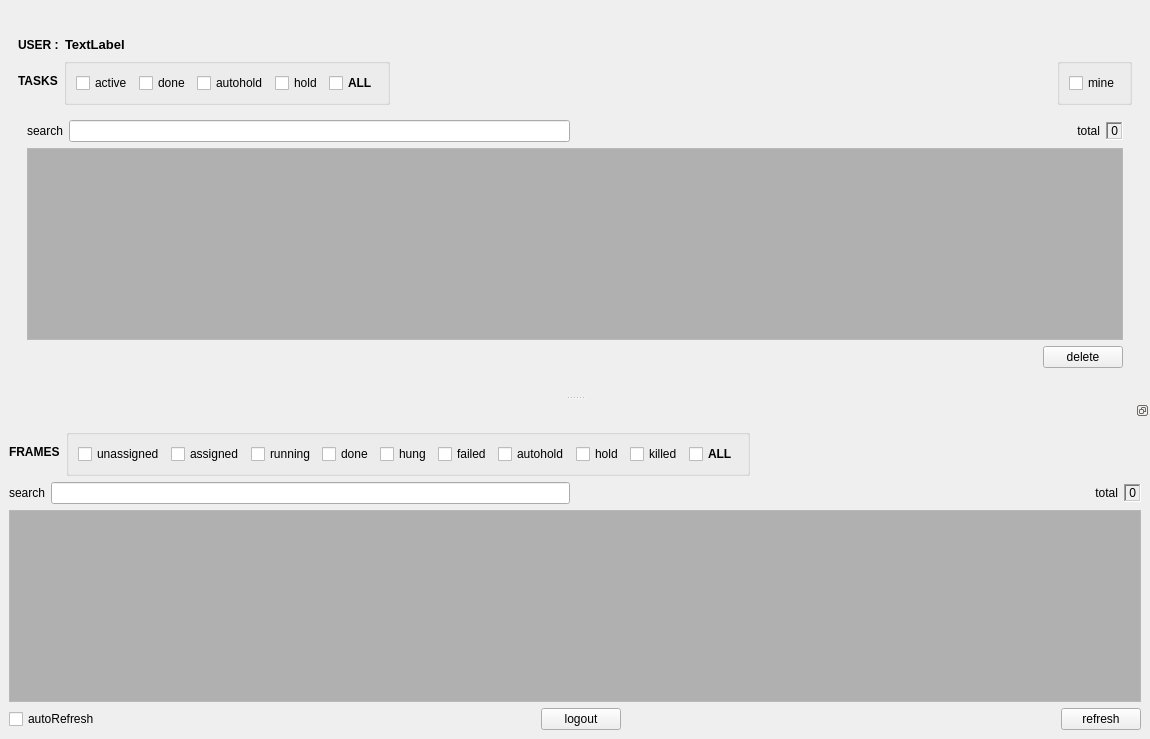
This is rbhusUI/lib/rbhusListMod.ui in aumanimationstudios/rbhus as Qt 5 draws it before an edit. The edited form follows.
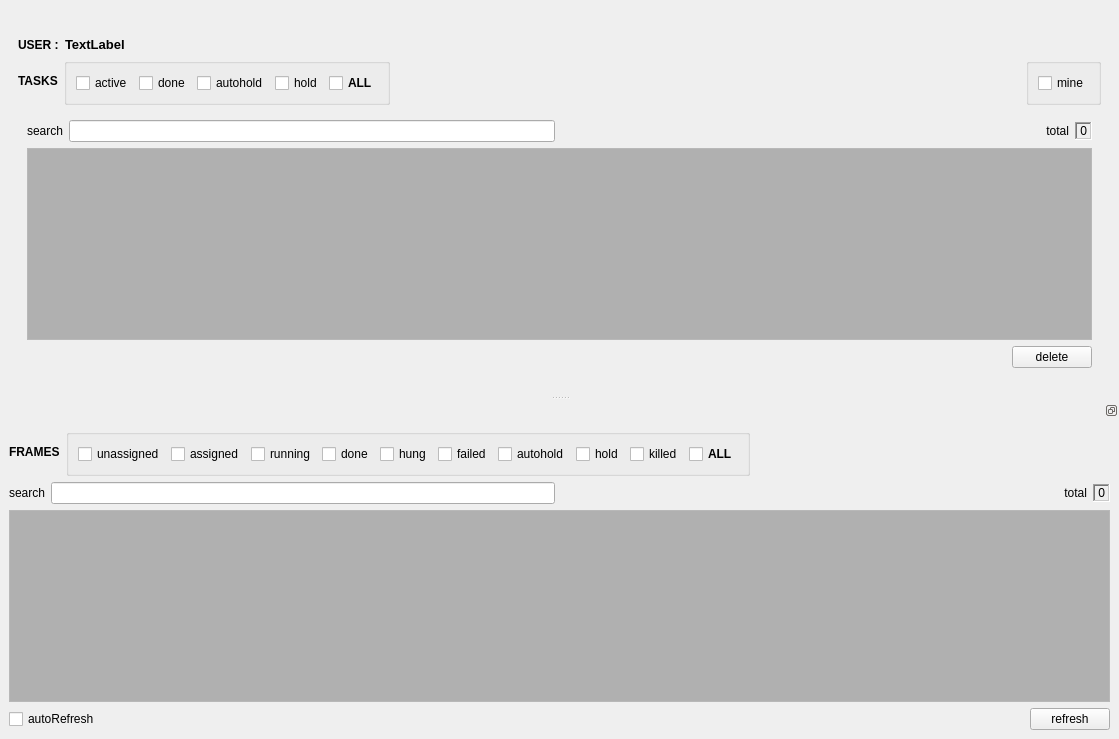
This is the edited form.

What changed in the file:
```diff
--- a/rbhusUI/lib/rbhusListMod.ui
+++ b/rbhusUI/lib/rbhusListMod.ui
@@ -9,12 +9,12 @@
    <rect>
     <x>0</x>
     <y>0</y>
-    <width>1150</width>
+    <width>1116</width>
     <height>707</height>
    </rect>
   </property>
   <property name="sizePolicy">
-   <sizepolicy hsizetype="Preferred" vsizetype="Preferred">
+   <sizepolicy hsizetype="MinimumExpanding" vsizetype="MinimumExpanding">
     <horstretch>0</horstretch>
     <verstretch>0</verstretch>
    </sizepolicy>
@@ -917,32 +917,6 @@
            </property>
           </spacer>
          </item>
-         <item>
-          <widget class="QPushButton" name="pushLogout">
-           <property name="sizePolicy">
-            <sizepolicy hsizetype="Maximum" vsizetype="Fixed">
-             <horstretch>0</horstretch>
-             <verstretch>0</verstretch>
-            </sizepolicy>
-           </property>
-           <property name="text">
-            <string>logout</string>
-           </property>
-          </widget>
-         </item>
-         <item>
-          <spacer name="horizontalSpacer_2">
-           <property name="orientation">
-            <enum>Qt::Horizontal</enum>
-           </property>
-           <property name="sizeHint" stdset="0">
-            <size>
-             <width>40</width>
-             <height>20</height>
-            </size>
-           </property>
-          </spacer>
-         </item>
          <item>
           <widget class="QPushButton" name="pushRefresh">
            <property name="text">
```
